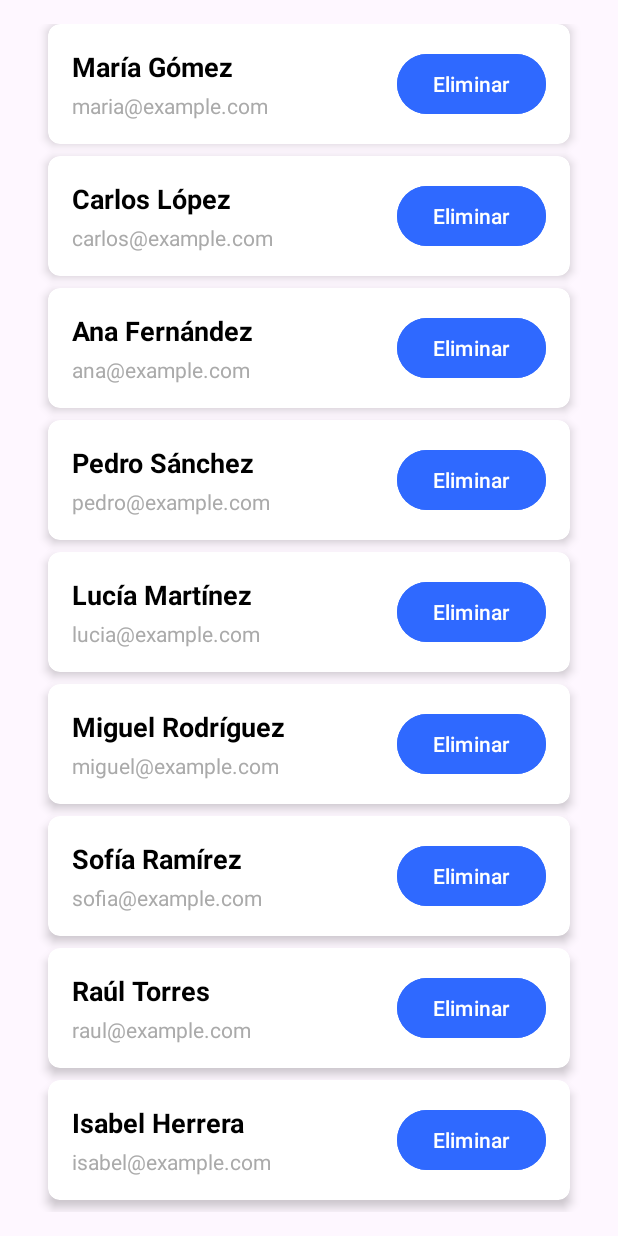
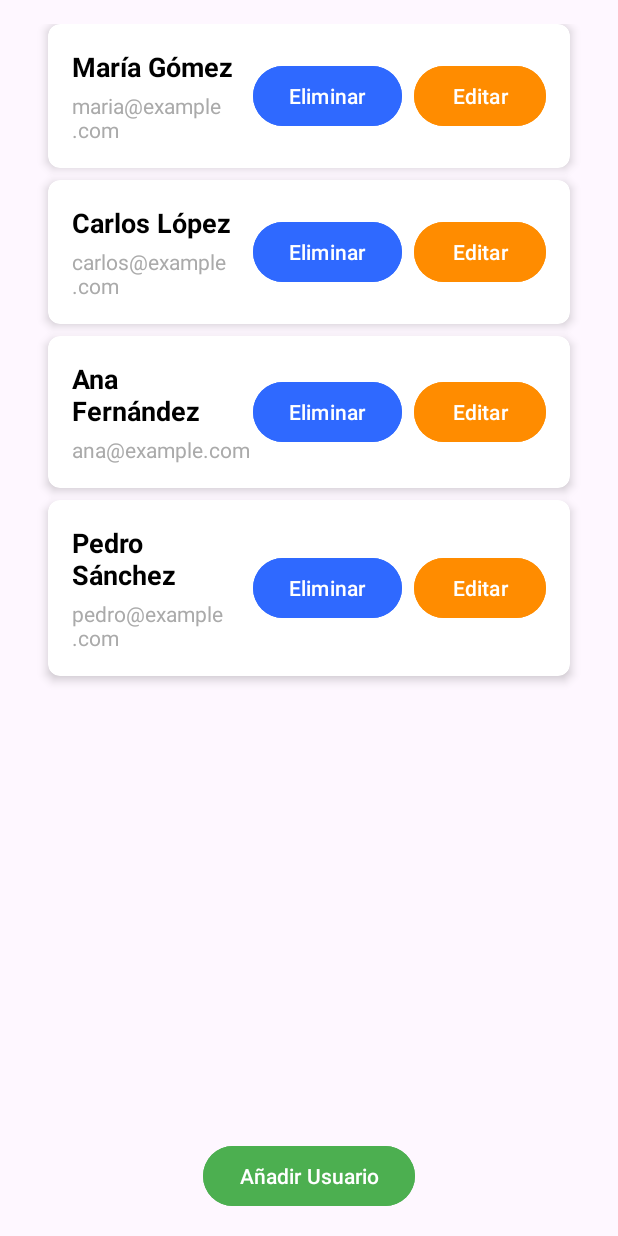
Before and after one commit to LuisJerezz/AppLibreriaAndroid, an Android app: the MainActivity screen opened directly, with no data from a screen before it, after a tap on "Eliminar", on a phone screen of 412 x 824 dp. Run offline under Robolectric (Android 15) with nearby library versions, the phone set to English and light mode, and no system bars.

```diff
--- a/app/build.gradle.kts
+++ b/app/build.gradle.kts
@@ -47,6 +47,7 @@ dependencies {
     implementation("com.google.android.material:material:1.12.0")
     implementation("androidx.constraintlayout:constraintlayout:2.2.0")
     implementation("androidx.cardview:cardview:1.0.0") // Aún compatible
+    implementation("com.google.code.gson:gson:2.10")
     testImplementation("junit:junit:4.13.2")
     androidTestImplementation("androidx.test.ext:junit:1.2.1")
     androidTestImplementation("androidx.test.espresso:espresso-core:3.6.1")
--- a/app/src/main/java/com/example/proyectoandroid/MainActivity.kt
+++ b/app/src/main/java/com/example/proyectoandroid/MainActivity.kt
@@ -1,49 +1,144 @@
 package com.example.proyectoandroid
 
-
+import android.content.Intent
 import android.os.Bundle
+import android.view.Menu
+import android.view.MenuItem
+import android.widget.Toast
 import androidx.appcompat.app.AppCompatActivity
 import androidx.recyclerview.widget.LinearLayoutManager
 import com.example.proyectoandroid.adapters.UsuarioAdapter
 import com.example.proyectoandroid.databinding.ActivityMainBinding
 import com.example.proyectoandroid.models.Usuario
+import com.example.proyectoandroid.utils.PreferencesHelper
+import com.google.android.material.dialog.MaterialAlertDialogBuilder
+import com.google.android.material.textfield.TextInputEditText
 
 class MainActivity : AppCompatActivity() {
 
     private lateinit var binding: ActivityMainBinding
     private lateinit var usuarioAdapter: UsuarioAdapter
     private val usuarios = mutableListOf<Usuario>()
+    private var currentUserId = 1 // Para generar IDs únicos automáticamente
 
     override fun onCreate(savedInstanceState: Bundle?) {
         super.onCreate(savedInstanceState)
         binding = ActivityMainBinding.inflate(layoutInflater)
         setContentView(binding.root)
 
-        // Inicializar lista de usuarios
-        initUsuarios()
+        // Cargar usuarios desde SharedPreferences o inicializar con valores predeterminados
+        if (PreferencesHelper.isFirstRun(this)) {
+            initializeDefaultUsers()
+        }
+        usuarios.addAll(PreferencesHelper.getUsuarios(this))
+        if (usuarios.isNotEmpty()) {
+            currentUserId = usuarios.maxOf { it.id } + 1
+        }
 
-        // Configurar RecyclerView con el adaptador
-        usuarioAdapter = UsuarioAdapter(usuarios)
+        usuarioAdapter = UsuarioAdapter(usuarios,
+            onEditClick = { usuario, position -> showEditUserDialog(usuario, position) },
+            onDeleteClick = { position -> deleteUser(position) }
+        )
 
         binding.recyclerView.apply {
             layoutManager = LinearLayoutManager(this@MainActivity)
             adapter = usuarioAdapter
         }
+
+        binding.btnAddUser.setOnClickListener { showAddUserDialog() }
     }
 
-    private fun initUsuarios() {
-        usuarios.add(Usuario(1, "Juan Pérez", "juan@example.com"))
-        usuarios.add(Usuario(2, "María Gómez", "maria@example.com"))
-        usuarios.add(Usuario(3, "Carlos López", "carlos@example.com"))
-        usuarios.add(Usuario(4, "Ana Fernández", "ana@example.com"))
-        usuarios.add(Usuario(5, "Pedro Sánchez", "pedro@example.com"))
-        usuarios.add(Usuario(6, "Lucía Martínez", "lucia@example.com"))
-        usuarios.add(Usuario(7, "Miguel Rodríguez", "miguel@example.com"))
-        usuarios.add(Usuario(8, "Sofía Ramírez", "sofia@example.com"))
-        usuarios.add(Usuario(9, "Raúl Torres", "raul@example.com"))
-        usuarios.add(Usuario(10, "Isabel Herrera", "isabel@example.com"))
-        usuarios.add(Usuario(11, "Javier Morales", "javier@example.com"))
-        usuarios.add(Usuario(12, "Elena Navarro", "elena@example.com"))
+    private fun initializeDefaultUsers() {
+        val defaultUsers = listOf(
+            Usuario(1, "Juan Pérez", "juan@example.com"),
+            Usuario(2, "María Gómez", "maria@example.com"),
+            Usuario(3, "Carlos López", "carlos@example.com"),
+            Usuario(4, "Ana Fernández", "ana@example.com"),
+            Usuario(5, "Pedro Sánchez", "pedro@example.com")
+        )
+        PreferencesHelper.saveUsuarios(this, defaultUsers)
     }
 
+    private fun showAddUserDialog() {
+        val dialogView = layoutInflater.inflate(R.layout.dialog_add_edit_user, null)
+        val inputName = dialogView.findViewById<TextInputEditText>(R.id.etUserName)
+        val inputEmail = dialogView.findViewById<TextInputEditText>(R.id.etUserEmail)
+
+        MaterialAlertDialogBuilder(this)
+            .setTitle("Añadir Usuario")
+            .setView(dialogView)
+            .setPositiveButton("Guardar") { _, _ ->
+                val name = inputName.text.toString()
+                val email = inputEmail.text.toString()
+                if (name.isNotEmpty() && email.isNotEmpty()) {
+                    usuarios.add(Usuario(currentUserId++, name, email))
+                    usuarioAdapter.notifyItemInserted(usuarios.size - 1)
+                    saveUsuariosToPreferences()
+                } else {
+                    Toast.makeText(this, "Rellena todos los campos", Toast.LENGTH_SHORT).show()
+                }
+            }
+            .setNegativeButton("Cancelar", null)
+            .show()
+    }
+
+    private fun showEditUserDialog(usuario: Usuario, position: Int) {
+        val dialogView = layoutInflater.inflate(R.layout.dialog_add_edit_user, null)
+        val inputName = dialogView.findViewById<TextInputEditText>(R.id.etUserName)
+        val inputEmail = dialogView.findViewById<TextInputEditText>(R.id.etUserEmail)
+
+        inputName.setText(usuario.nombre)
+        inputEmail.setText(usuario.email)
+
+        MaterialAlertDialogBuilder(this)
+            .setTitle("Editar Usuario")
+            .setView(dialogView)
+            .setPositiveButton("Guardar") { _, _ ->
+                val name = inputName.text.toString()
+                val email = inputEmail.text.toString()
+                if (name.isNotEmpty() && email.isNotEmpty()) {
+                    usuario.nombre = name
+                    usuario.email = email
+                    usuarioAdapter.notifyItemChanged(position)
+                    saveUsuariosToPreferences()
+                } else {
+                    Toast.makeText(this, "Rellena todos los campos", Toast.LENGTH_SHORT).show()
+                }
+            }
+            .setNegativeButton("Cancelar", null)
+            .show()
+    }
+
+    private fun deleteUser(position: Int) {
+        usuarios.removeAt(position)
+        usuarioAdapter.notifyItemRemoved(position)
+        usuarioAdapter.notifyItemRangeChanged(position, usuarios.size)
+        saveUsuariosToPreferences()
+    }
+
+    private fun saveUsuariosToPreferences() {
+        PreferencesHelper.saveUsuarios(this, usuarios)
+    }
+
+    override fun onCreateOptionsMenu(menu: Menu?): Boolean {
+        menuInflater.inflate(R.menu.main_menu, menu)
+        return true
+    }
+
+    override fun onOptionsItemSelected(item: MenuItem): Boolean {
+        return when (item.itemId) {
+            R.id.action_logout -> {
+                logout()
+                true
+            }
+            else -> super.onOptionsItemSelected(item)
+        }
+    }
+
+    private fun logout() {
+        PreferencesHelper.clearSession(this)
+        val intent = Intent(this, LoginActivity::class.java)
+        startActivity(intent)
+        finish()
+    }
 }
--- a/app/src/main/java/com/example/proyectoandroid/adapters/UsuarioAdapter.kt
+++ b/app/src/main/java/com/example/proyectoandroid/adapters/UsuarioAdapter.kt
@@ -10,13 +10,16 @@ import com.example.proyectoandroid.R
 import com.example.proyectoandroid.models.Usuario
 
 class UsuarioAdapter(
-    private var usuarios: MutableList<Usuario>
+    private var usuarios: MutableList<Usuario>,
+    private val onEditClick: (Usuario, Int) -> Unit,
+    private val onDeleteClick: (Int) -> Unit
 ) : RecyclerView.Adapter<UsuarioAdapter.UsuarioViewHolder>() {
 
     class UsuarioViewHolder(itemView: View) : RecyclerView.ViewHolder(itemView) {
         val nombre: TextView = itemView.findViewById(R.id.tvNombre)
         val email: TextView = itemView.findViewById(R.id.tvEmail)
         val btnEliminar: Button = itemView.findViewById(R.id.btnEliminar)
+        val btnEditar: Button = itemView.findViewById(R.id.btnEditar)
     }
 
     override fun onCreateViewHolder(parent: ViewGroup, viewType: Int): UsuarioViewHolder {
@@ -30,18 +33,9 @@ class UsuarioAdapter(
         holder.nombre.text = usuario.nombre
         holder.email.text = usuario.email
 
-        // Acción al hacer clic en "Eliminar"
-        holder.btnEliminar.setOnClickListener {
-            // Elimina el usuario de la lista
-            usuarios.removeAt(position)
-            // Notifica al adaptador que el elemento en esta posición fue eliminado
-            notifyItemRemoved(position)
-            notifyItemRangeChanged(position, usuarios.size)
-        }
+        holder.btnEliminar.setOnClickListener { onDeleteClick(position) }
+        holder.btnEditar.setOnClickListener { onEditClick(usuario, position) }
     }
 
     override fun getItemCount(): Int = usuarios.size
-
-    // Método para actualizar la lista
-
 }
--- a/app/src/main/java/com/example/proyectoandroid/models/Usuario.kt
+++ b/app/src/main/java/com/example/proyectoandroid/models/Usuario.kt
@@ -2,6 +2,6 @@ package com.example.proyectoandroid.models
 
 data class Usuario(
     val id: Int,
-    val nombre: String,
-    val email: String
+    var nombre: String,
+    var email: String
 )
--- /dev/null
+++ b/app/src/main/java/com/example/proyectoandroid/utils/PreferencesHelper.kt
@@ -0,0 +1,54 @@
+
+package com.example.proyectoandroid.utils
+
+import android.content.Context
+import android.content.SharedPreferences
+import android.preference.PreferenceManager
+import com.example.proyectoandroid.models.Usuario
+import com.google.gson.Gson
+import com.google.gson.reflect.TypeToken
+
+object PreferencesHelper {
+    private const val PREF_NAME = "app_preferences"
+    private const val KEY_USUARIOS = "usuarios"
+
+    private fun getPreferences(context: Context): SharedPreferences {
+        return context.getSharedPreferences(PREF_NAME, Context.MODE_PRIVATE)
+    }
+
+    fun saveUsuarios(context: Context, usuarios: List<Usuario>) {
+        val gson = Gson()
+        val json = gson.toJson(usuarios)
+        getPreferences(context).edit().putString(KEY_USUARIOS, json).apply()
+    }
+
+    fun getUsuarios(context: Context): MutableList<Usuario> {
+        val gson = Gson()
+        val json = getPreferences(context).getString(KEY_USUARIOS, null)
+        return if (json != null) {
+            val type = object : TypeToken<MutableList<Usuario>>() {}.type
+            gson.fromJson(json, type)
+        } else {
+            mutableListOf()
+        }
+    }
+
+    fun isFirstRun(context: Context): Boolean {
+        val prefs = getPreferences(context)
+        val isFirstRun = prefs.getBoolean("is_first_run", true)
+        if (isFirstRun) {
+            prefs.edit().putBoolean("is_first_run", false).apply()
+        }
+        return isFirstRun
+    }
+
+    fun clearSession(context: Context) {
+        val sharedPreferences = context.getSharedPreferences("my_preferences", Context.MODE_PRIVATE)
+        val editor = sharedPreferences.edit()
+        editor.putBoolean("IS_LOGGED_IN", false) // Marca al usuario como no loggeado
+        editor.apply()
+    }
+
+
+
+}
--- a/app/src/main/res/layout/activity_main.xml
+++ b/app/src/main/res/layout/activity_main.xml
@@ -6,7 +6,23 @@
     <androidx.recyclerview.widget.RecyclerView
         android:id="@+id/recyclerView"
         android:layout_width="match_parent"
-        android:layout_height="match_parent"
-        android:padding="16dp"
+        android:layout_height="0dp"
+        android:layout_margin="16dp"
+        android:layout_marginBottom="8dp"
+        app:layout_constraintTop_toTopOf="parent"
+        app:layout_constraintBottom_toTopOf="@id/btnAddUser"
         app:layoutManager="androidx.recyclerview.widget.LinearLayoutManager" />
+
+    <Button
+        android:id="@+id/btnAddUser"
+        android:layout_width="wrap_content"
+        android:layout_height="wrap_content"
+        android:text="Añadir Usuario"
+        android:backgroundTint="#4CAF50"
+        android:textColor="@android:color/white"
+        app:layout_constraintBottom_toBottomOf="parent"
+        app:layout_constraintEnd_toEndOf="parent"
+        app:layout_constraintStart_toStartOf="parent"
+        android:layout_marginBottom="16dp"
+        android:layout_marginHorizontal="16dp" />
 </androidx.constraintlayout.widget.ConstraintLayout>
--- a/app/src/main/res/layout/item_usuario.xml
+++ b/app/src/main/res/layout/item_usuario.xml
@@ -49,6 +49,17 @@
             android:backgroundTint="#2F69FF"
             android:textColor="@android:color/white"
             android:layout_gravity="center_vertical" />
+
+        <Button
+            android:id="@+id/btnEditar"
+            android:layout_width="wrap_content"
+            android:layout_height="wrap_content"
+            android:text="Editar"
+            android:backgroundTint="#FF8C00"
+            android:textColor="@android:color/white"
+            android:layout_gravity="center_vertical"
+            android:layout_marginStart="8dp" />
+
     </LinearLayout>
 
 </androidx.cardview.widget.CardView>
--- /dev/null
+++ b/app/src/main/res/menu/main_menu.xml
@@ -0,0 +1,8 @@
+<?xml version="1.0" encoding="utf-8"?>
+<menu xmlns:android="http://schemas.android.com/apk/res/android">
+    <item
+        android:id="@+id/action_logout"
+        android:title="Cerrar sesión"
+        android:icon="@android:drawable/ic_menu_close_clear_cancel"
+        android:showAsAction="always" />
+</menu>
```
Also changed, not shown: app/src/main/java/com/example/proyectoandroid/LoginActivity.kt (+19 -6 lines), app/src/main/res/layout/dialog_add_edit_user.xml (added, +29 -0 lines).
